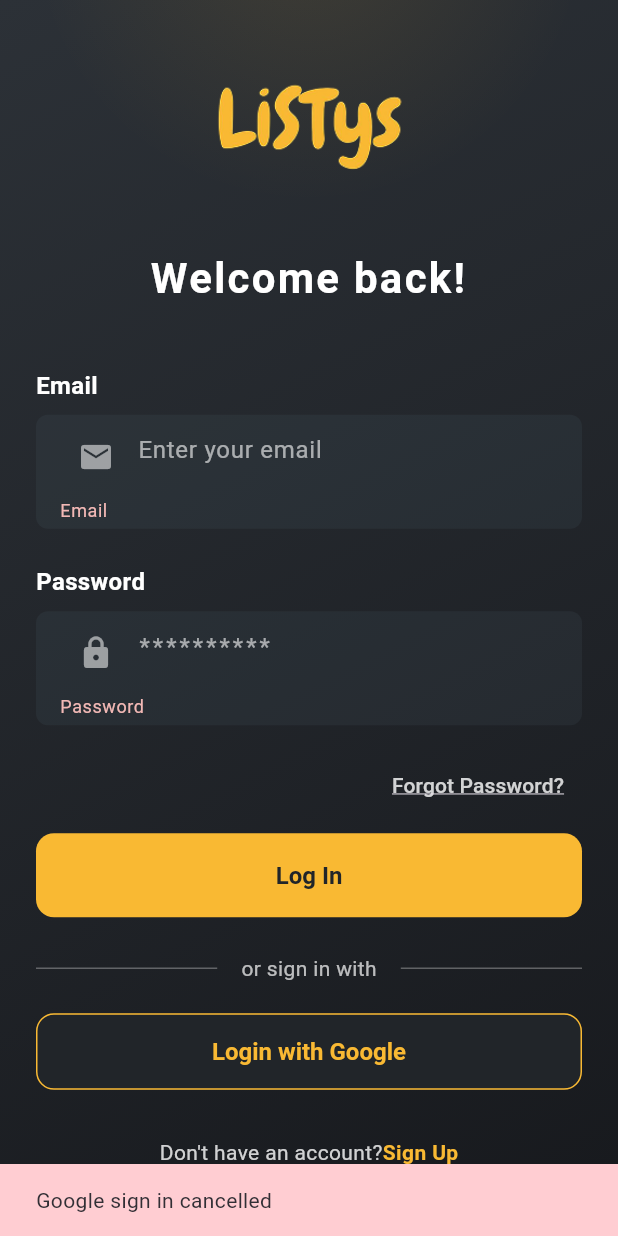
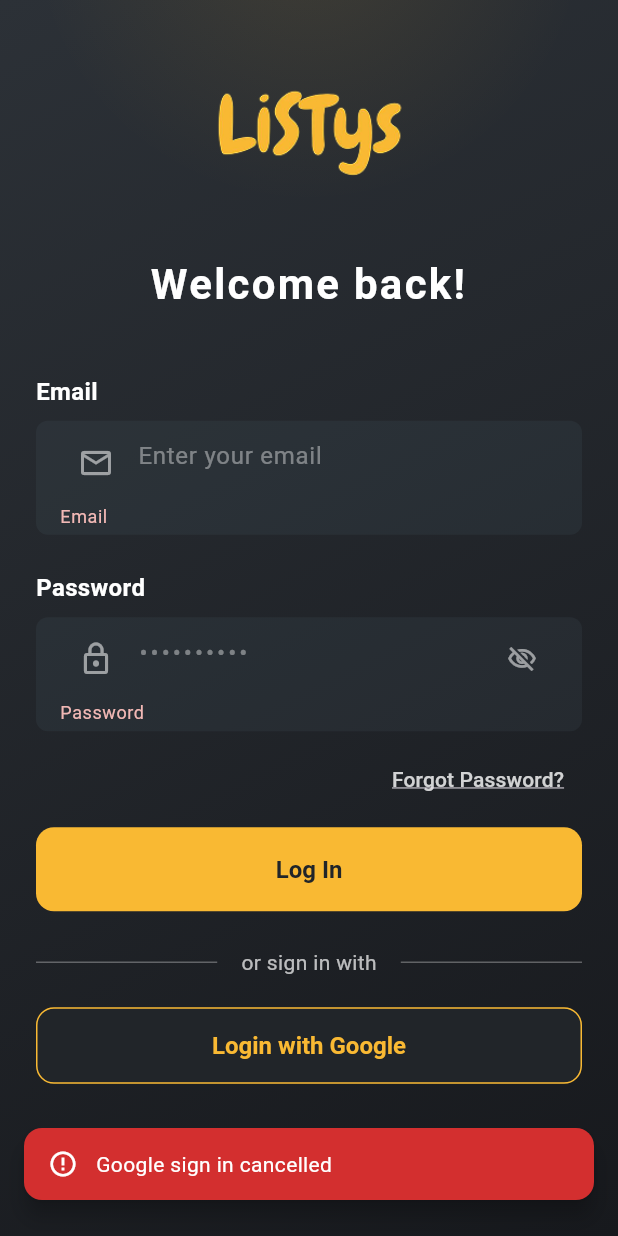
Before and after one commit to KholoudEltaib/Listys_App, a Flutter app: the LoginScreen screen opened by its route, after a tap on "Log In", after a tap on "Login with Google", on a phone screen of 412 x 824 dp. Run offline on Flutter 3.47's test engine with Material 3 defaults, Android fonts, the phone set to English and light mode, and no system bars; our stand-ins replace bloc, cached_network_image, dartz, dio, email_validator, equatable and 15 more; accounts and stored records are empty; network calls fail; Roboto replaces fonts that are missing (Instrument Sans).

Commit message:
fix 1.0.0(9) version issues

```diff
--- a/lib/core/network/dio_client.dart
+++ b/lib/core/network/dio_client.dart
@@ -1,4 +1,5 @@
 import 'package:dio/dio.dart';
+import 'package:listys_app/features/auth/presentation/bloc/auth_state.dart';
 import 'package:pretty_dio_logger/pretty_dio_logger.dart';
 import '../constants/api_endpoints.dart';
 import '../utils/storage_helper.dart';
@@ -89,7 +90,8 @@ class DioClient {
         final token = await StorageHelper.getToken();
         if (token != null && token.isNotEmpty) {
           options.headers['Authorization'] = 'Bearer $token';
-          print('   🔐 Token: ${token.substring(0, 20)}...');
+          // print('   🔐 Token: ${token.substring(0, 20)}...');
+          print('🔐 Token: ${token.length > 20 ? token.substring(0, 20) : token}');
         }
 
         // Get locale
@@ -123,6 +125,7 @@ class DioClient {
         print('   Status: ${error.response?.statusCode}');
         print('   Message: ${error.message}');
         print('================');
+
 
         if (error.response?.statusCode == 401) {
           await StorageHelper.clearCache();
--- a/lib/features/auth/data/datasources/auth_remote_datasource.dart
+++ b/lib/features/auth/data/datasources/auth_remote_datasource.dart
@@ -1,3 +1,4 @@
+import 'package:dartz/dartz.dart';
 import 'package:dio/dio.dart';
 import 'package:google_sign_in/google_sign_in.dart';
 import '../../../../core/errors/exceptions.dart';
@@ -40,10 +41,11 @@ class AuthRemoteDataSourceImpl implements AuthRemoteDataSource {
         data: {'email': email, 'password': password},
       );
 
+
       if (loginResponse.statusCode == null ||
           loginResponse.statusCode! < 200 ||
           loginResponse.statusCode! >= 300) {
-        final message = _extractMessage(loginResponse.data) ?? 'Login failed';
+        final message = _extractMessage('typedsd: ${loginResponse.data}') ?? 'Login failed';
         throw ServerException(message, statusCode: loginResponse.statusCode);
       }
 
@@ -85,6 +87,7 @@ class AuthRemoteDataSourceImpl implements AuthRemoteDataSource {
       return AuthResultModel(token: token, user: userModel);
 
     } on DioException catch (e) {
+      print('❌ Dio error: ${e.message}');
       if (e.error is ServerException) rethrow;
       if (e.response != null) {
         final message = _extractMessage(e.response?.data) ?? 'Login failed';
--- a/lib/features/home/presentation/screens/home_screen.dart
+++ b/lib/features/home/presentation/screens/home_screen.dart
@@ -8,7 +8,7 @@ import 'package:listys_app/features/home/presentation/cubit/home_state.dart';
 import 'package:listys_app/features/home/presentation/widgets/country_card.dart';
 import 'package:listys_app/features/home/presentation/widgets/header.dart';
 import 'package:listys_app/features/home/presentation/widgets/places_card.dart';
-import 'package:listys_app/features/home/presentation/widgets/places_filter.dart';
+// import 'package:listys_app/features/home/presentation/widgets/places_filter.dart';
 import 'package:listys_app/features/nearby_map/presentation/view/nearby_map_screen.dart';
 import 'package:listys_app/features/search/presentation/view/search_screen.dart';
 import 'package:listys_app/features/home/presentation/cubit/home_cubit.dart';
@@ -214,8 +214,8 @@ class _HomeScreenState extends State<HomeScreen> {
                     ),
                     const SizedBox(height: 16),
 
-                    PlacesFilter(categories: home.categories),
-                    const SizedBox(height: 20),
+                    // PlacesFilter(categories: home.categories),
+                    // const SizedBox(height: 20),
 
                     SizedBox(
                       height: 130,
--- a/lib/features/sining/forget_password_screens/forgotpassword_screen.dart
+++ b/lib/features/sining/forget_password_screens/forgotpassword_screen.dart
@@ -86,6 +86,11 @@ class _ForgetPasswordScreenState extends State<ForgetPasswordScreen> {
     final loc = AppLocalizations.of(context)!;
     return Scaffold(
       backgroundColor: Colors.transparent,
+      appBar: AppBar(
+        backgroundColor: Colors.transparent,
+        elevation: 0,
+        iconTheme: const IconThemeData(color: Colors.white),
+      ),
       body: Padding(
         padding: const EdgeInsets.all(24.0),
         child: Form(
--- a/lib/features/sining/login_screen.dart
+++ b/lib/features/sining/login_screen.dart
@@ -20,12 +20,22 @@ class _LoginScreenState extends State<LoginScreen> {
   final _formKey = GlobalKey<FormState>();
   final TextEditingController _emailController = TextEditingController();
   final TextEditingController _passwordController = TextEditingController();
+  bool _obscurePassword = true;
 
-  // Future<void> _loginWithInstagram() async {
-  //   context.read<AuthBloc>().add(LoginWithInstagramRequested());
-  // }
+  bool _hasAttemptedLogin = false;
 
-  Future<void> _loginWithEmail() async {
+  @override
+  void dispose() {
+    _emailController.dispose();
+    _passwordController.dispose();
+    super.dispose();
+  }
+
+  void _loginWithEmail() {
+    setState(() => _hasAttemptedLogin = true);
+
+    FocusScope.of(context).unfocus();
+
     if (!_formKey.currentState!.validate()) return;
 
     context.read<AuthBloc>().add(LoginWithEmailRequested(
@@ -34,23 +44,56 @@ class _LoginScreenState extends State<LoginScreen> {
         ));
   }
 
-  // Future<void> _loginWithGoogle() async {
-  //   context.read<AuthBloc>().add(LoginWithGoogleRequested(context: context));
-  // }
-
-  @override
-  void dispose() {
-    _emailController.dispose();
-    _passwordController.dispose();
-    super.dispose();
+  void _showError(BuildContext context, String message) {
+    ScaffoldMessenger.of(context).hideCurrentSnackBar();
+    ScaffoldMessenger.of(context).showSnackBar(
+      SnackBar(
+        content: Row(
+          children: [
+            const Icon(Icons.error_outline, color: Colors.white, size: 20),
+            const SizedBox(width: 12),
+            Expanded(
+              child: Text(
+                message,
+                style: const TextStyle(
+                  fontFamily: 'Instrument Sans',
+                  fontSize: 14,
+                  color: Colors.white,
+                ),
+              ),
+            ),
+          ],
+        ),
+        backgroundColor: const Color(0xFFD32F2F),
+        behavior: SnackBarBehavior.floating,
+        margin: const EdgeInsets.fromLTRB(16, 0, 16, 24),
+        shape: RoundedRectangleBorder(borderRadius: BorderRadius.circular(12)),
+        duration: const Duration(seconds: 4),
+      ),
+    );
   }
 
   @override
   Widget build(BuildContext context) {
     final loc = AppLocalizations.of(context)!;
+
     return Scaffold(
       backgroundColor: Colors.transparent,
-      body: Center(
+      body: BlocListener<AuthBloc, AuthState>(
+        listener: (context, state) {
+          if (state is AuthError) {
+            _showError(context, state.message);
+          } else if (state is AuthAuthenticated) {
+            // Only navigate on a genuine successful login —
+            // this is inside the listener so it only fires on state changes.
+            Navigator.pushNamedAndRemoveUntil(
+              context,
+              AppRoutes.mainScreen,
+              (route) => false,
+            );
+          }
+        },
+        child: Center(
           child: SingleChildScrollView(
             padding: const EdgeInsets.symmetric(horizontal: 24, vertical: 40),
             child: Column(
@@ -64,7 +107,7 @@ class _LoginScreenState extends State<LoginScreen> {
                 ),
                 const SizedBox(height: 40),
 
-              // Welcome Back Title
+                // Title
                 Text(
                   loc.welcomeBack,
                   style: const TextStyle(
@@ -78,51 +121,32 @@ class _LoginScreenState extends State<LoginScreen> {
                 ),
                 const SizedBox(height: 40),
 
-              BlocListener<AuthBloc, AuthState>(
-                listener: (context, state) {
-                  if (state is AuthError) {
-                    ScaffoldMessenger.of(context).showSnackBar(
-                      SnackBar(
-                        content: Text(state.message),
-                        backgroundColor: Colors.red.shade100,
-                        duration: const Duration(seconds: 4),
-                      ),
-                    );
-                  } else if (state is AuthAuthenticated) {
-                    // Navigate to Main Screen after successful login
-                    Navigator.pushNamedAndRemoveUntil(
-                    context,
-                    AppRoutes.mainScreen,
-                    (route) => false,
-                  );
-                  }
-                },
-                child: Form(
+                Form(
                   key: _formKey,
                   child: Column(
                     mainAxisSize: MainAxisSize.min,
                     crossAxisAlignment: CrossAxisAlignment.stretch,
                     children: [
-                      // Email Section
+                      // ── Email ───────────────────────────────────────────
                       _buildLabel(loc.email),
                       const SizedBox(height: 8),
                       _buildEmailField(loc),
                       const SizedBox(height: 24),
 
-                      // Password Section
+                      // ── Password ────────────────────────────────────────
                       _buildLabel(loc.password),
                       const SizedBox(height: 8),
                       _buildPasswordField(loc),
-                      const SizedBox(height: 16),
+                      const SizedBox(height: 8),
 
-                      // Forget Password
+                      // ── Forgot Password ─────────────────────────────────
                       Align(
                         alignment: Alignment.centerRight,
                         child: TextButton(
                           onPressed: () {
                             Navigator.of(context).push(
                               MaterialPageRoute(
-                                builder: (context) =>  const ForgetPasswordScreen(),
+                                builder: (_) => const ForgetPasswordScreen(),
                               ),
                             );
                           },
@@ -138,23 +162,21 @@ class _LoginScreenState extends State<LoginScreen> {
                         ),
                       ),
                       const SizedBox(height: 8),
-                      // Sign In Button
+
+                      // ── Sign In Button ──────────────────────────────────
                       BlocBuilder<AuthBloc, AuthState>(
                         builder: (context, state) {
+                          final isLoading = state is AuthLoading;
                           return SizedBox(
                             width: double.infinity,
                             height: 56,
-                            child: state is AuthLoading
-                                ? const Center(
-                                    child: CircularProgressIndicator(
-                                      color: Colors.white,
-                                    ),
-                                  )
-                                : ElevatedButton(
-                                    onPressed: _loginWithEmail,
+                            child: ElevatedButton(
+                              onPressed: isLoading ? null : _loginWithEmail,
                               style: ElevatedButton.styleFrom(
                                 backgroundColor: const Color(0xFFF9B933),
                                 foregroundColor: const Color(0xFF212529),
+                                disabledBackgroundColor:
+                                    const Color(0xFFF9B933).withOpacity(0.6),
                                 shape: RoundedRectangleBorder(
                                   borderRadius: BorderRadius.circular(12),
                                 ),
@@ -164,27 +186,34 @@ class _LoginScreenState extends State<LoginScreen> {
                                   fontSize: 16,
                                 ),
                                 elevation: 0,
-                                      padding: const EdgeInsets.symmetric(vertical: 16),
+                                padding:
+                                    const EdgeInsets.symmetric(vertical: 16),
                               ),
-                                    child: Text(loc.login),
+                              child: isLoading
+                                  ? const SizedBox(
+                                      width: 22,
+                                      height: 22,
+                                      child: CircularProgressIndicator(
+                                        strokeWidth: 2.5,
+                                        color: Color(0xFF212529),
+                                      ),
+                                    )
+                                  : Text(loc.login),
                             ),
                           );
                         },
                       ),
                       const SizedBox(height: 24),
 
-                      // Or sign with text
-
+                      // ── Divider ─────────────────────────────────────────
                       Row(
                         children: [
                           const Expanded(
-                          child: Divider(
-                            color: Colors.white30,
-                            thickness: 1,
-                          ),
+                            child: Divider(color: Colors.white30, thickness: 1),
                           ),
                           Padding(
-                          padding: const EdgeInsets.symmetric(horizontal: 16),
+                            padding:
+                                const EdgeInsets.symmetric(horizontal: 16),
                             child: Text(
                               loc.translate('orSignInWith'),
                               style: TextStyle(
@@ -195,23 +224,37 @@ class _LoginScreenState extends State<LoginScreen> {
                             ),
                           ),
                           const Expanded(
-                          child: Divider(
-                            color: Colors.white30,
-                            thickness: 1,
-                          ),
+                            child: Divider(color: Colors.white30, thickness: 1),
                           ),
                         ],
                       ),
                       const SizedBox(height: 20),
-                      ElevatedButton(
-                        onPressed: () {
-                          context.read<AuthBloc>().add(LoginWithGoogleRequested(context: context));
+
+                      // ── Google Button ───────────────────────────────────
+                      BlocBuilder<AuthBloc, AuthState>(
+                        builder: (context, state) {
+                          final isLoading = state is AuthLoading;
+                          return ElevatedButton(
+                            onPressed: isLoading
+                                ? null
+                                : () {
+                                    FocusScope.of(context).unfocus();
+                                    context.read<AuthBloc>().add(
+                                          LoginWithGoogleRequested(
+                                              context: context),
+                                        );
                                   },
                             style: ElevatedButton.styleFrom(
                               backgroundColor: const Color(0xFF212529),
                               foregroundColor: const Color(0xFFF9B933),
+                              disabledForegroundColor:
+                                  const Color(0xFFF9B933).withOpacity(0.4),
                               shape: RoundedRectangleBorder(
-                            side: const BorderSide(color: Color(0xFFF9B933)),
+                                side: BorderSide(
+                                  color: isLoading
+                                      ? const Color(0xFFF9B933).withOpacity(0.3)
+                                      : const Color(0xFFF9B933),
+                                ),
                                 borderRadius: BorderRadius.circular(12),
                               ),
                               textStyle: const TextStyle(
@@ -220,31 +263,20 @@ class _LoginScreenState extends State<LoginScreen> {
                                 fontSize: 16,
                               ),
                               elevation: 0,
-                          padding: const EdgeInsets.symmetric(vertical: 16),
+                              padding:
+                                  const EdgeInsets.symmetric(vertical: 16),
                             ),
                             child: Text(loc.login_with_google),
+                          );
+                        },
                       ),
-                      // // Social Buttons
-                      // Row(
-                      //   mainAxisAlignment: MainAxisAlignment.center,
-                      //   children: [
-                      //     _SocialIconButton(
-                      //       icon: Icons.g_mobiledata_rounded,
-                      //       onTap: () {
-                      //         context.read<AuthBloc>().add(LoginWithGoogleRequested(context: context));
-                      //       },
-                      //     ),
-                      //     const SizedBox(width: 24),
-                      //   ],
-                      // ),
                       const SizedBox(height: 32),
 
-                      // Don't have an account
+                      // ── Sign Up Link ────────────────────────────────────
                       Row(
                         mainAxisAlignment: MainAxisAlignment.center,
                         children: [
                           Text(
-                            // "Don't have an account ? ",
                             loc.dontHaveAccount,
                             style: TextStyle(
                               color: Colors.white.withOpacity(0.8),
@@ -252,11 +284,12 @@ class _LoginScreenState extends State<LoginScreen> {
                               fontSize: 14,
                             ),
                           ),
+                          const SizedBox(width: 6),
                           GestureDetector(
                             onTap: () {
                               Navigator.of(context).push(
                                 MaterialPageRoute(
-                                  builder: (context) => const RegisterScreen(),
+                                  builder: (_) => const RegisterScreen(),
                                 ),
                               );
                             },
@@ -275,8 +308,8 @@ class _LoginScreenState extends State<LoginScreen> {
                     ],
                   ),
                 ),
+              ],
             ),
-            ],
           ),
         ),
       ),
@@ -305,26 +338,30 @@ class _LoginScreenState extends State<LoginScreen> {
       child: TextFormField(
         controller: _emailController,
         keyboardType: TextInputType.emailAddress,
+        textInputAction: TextInputAction.next,
         style: const TextStyle(
           fontFamily: 'Instrument Sans',
           color: Colors.white,
           fontSize: 16,
         ),
         decoration: InputDecoration(
-          prefixIcon: const Icon(Icons.email, color: Colors.white54),
+          prefixIcon: const Icon(Icons.email_outlined, color: Colors.white54),
           border: InputBorder.none,
           hintText: loc.enter_your_email,
           hintStyle: TextStyle(
-            color: Colors.white.withOpacity(0.6),
+            color: Colors.white.withOpacity(0.4),
             fontFamily: 'Instrument Sans',
             fontSize: 16,
           ),
         ),
+        autovalidateMode: _hasAttemptedLogin
+            ? AutovalidateMode.onUserInteraction
+            : AutovalidateMode.disabled,
         validator: (value) {
-          if (value == null || value.isEmpty) {
-            return loc.email;
+          if (value == null || value.trim().isEmpty) {
+            return loc.email; // replace with a proper message if available
           }
-          if (!RegExp(r'^[^@\s]+@[^@\s]+\.[^@\s]+').hasMatch(value)) {
+          if (!RegExp(r'^[^@\s]+@[^@\s]+\.[^@\s]+').hasMatch(value.trim())) {
             return loc.email;
           }
           return null;
@@ -342,23 +379,39 @@ class _LoginScreenState extends State<LoginScreen> {
       padding: const EdgeInsets.symmetric(horizontal: 16, vertical: 4),
       child: TextFormField(
         controller: _passwordController,
-        obscureText: true,
+        obscureText: _obscurePassword,
+        textInputAction: TextInputAction.done,
+        onFieldSubmitted: (_) => _loginWithEmail(),
         style: const TextStyle(
           fontFamily: 'Instrument Sans',
           color: Colors.white,
           fontSize: 16,
         ),
         decoration: InputDecoration(
-          prefixIcon: const Icon(Icons.lock, color: Colors.white54),
+          prefixIcon: const Icon(Icons.lock_outline, color: Colors.white54),
+          suffixIcon: IconButton(
+            icon: Icon(
+              _obscurePassword
+                  ? Icons.visibility_off_outlined
+                  : Icons.visibility_outlined,
+              color: Colors.white54,
+              size: 20,
+            ),
+            onPressed: () =>
+                setState(() => _obscurePassword = !_obscurePassword),
+          ),
           border: InputBorder.none,
-          hintText: '**********',
+          hintText: '••••••••••',
           hintStyle: TextStyle(
-            color: Colors.white.withOpacity(0.6),
+            color: Colors.white.withOpacity(0.4),
             fontFamily: 'Instrument Sans',
             fontSize: 16,
             letterSpacing: 2,
           ),
         ),
+        autovalidateMode: _hasAttemptedLogin
+            ? AutovalidateMode.onUserInteraction
+            : AutovalidateMode.disabled,
         validator: (value) {
           if (value == null || value.isEmpty) {
             return loc.password;
@@ -369,64 +422,3 @@ class _LoginScreenState extends State<LoginScreen> {
     );
   }
 }
-
-class _SocialIconButton extends StatefulWidget {
-  final IconData icon;
-  final VoidCallback onTap;
-  const _SocialIconButton({
-    required this.icon,
-    required this.onTap,
-  });
-
-  @override
-  State<_SocialIconButton> createState() => _SocialIconButtonState();
-}
-
-class _SocialIconButtonState extends State<_SocialIconButton>
-    with SingleTickerProviderStateMixin {
-  late AnimationController _controller;
-  late Animation<double> _scaleAnim;
-
-  @override
-  void initState() {
-    super.initState();
-    _controller = AnimationController(
-      duration: const Duration(milliseconds: 120),
-      vsync: this,
-      lowerBound: 0.0,
-      upperBound: 1.0,
-    );
-
-    _scaleAnim = Tween<double>(begin: 1.0, end: 1.05).animate(
-      CurvedAnimation(parent: _controller, curve: Curves.easeInOut),
-    );
-  }
-
-  @override
-  void dispose() {
-    _controller.dispose();
-    super.dispose();
-  }
-
-  @override
-  Widget build(BuildContext context) {
-    return GestureDetector(
-      onTapDown: (_) => _controller.forward(),
-      onTapUp: (_) => _controller.reverse(),
-      onTapCancel: () => _controller.reverse(),
-      onTap: widget.onTap,
-      child: ScaleTransition(
-        scale: _scaleAnim,
-        child: Container(
-          width: 50,
-          height: 56,
-          decoration: BoxDecoration(
-            color: Colors.white.withOpacity(0.15),
-            shape: BoxShape.circle,
-          ),
-          child: Icon(widget.icon, color: Colors.white, size: 24),
-        ),
-      ),
-    );
-  }
-}
--- a/lib/features/sining/register_screen.dart
+++ b/lib/features/sining/register_screen.dart
@@ -46,6 +46,11 @@ class _RegisterScreenState extends State<RegisterScreen> {
     final loc = AppLocalizations.of(context)!;
     return Scaffold(
       backgroundColor: Colors.transparent,
+      appBar: AppBar(
+        backgroundColor: Colors.transparent,
+        elevation: 0,
+        iconTheme: const IconThemeData(color: Colors.white),
+      ),
       body: Center(
         child: SingleChildScrollView(
           padding: const EdgeInsets.symmetric(horizontal: 24, vertical: 32),
```
Also changed, not shown: lib/core/network/auth_interceptor.dart (+28 -6 lines), lib/features/auth/data/repositories/auth_repository_impl.dart (+51 -13 lines), lib/features/auth/presentation/bloc/auth_bloc.dart (+105 -80 lines), lib/features/splash/onboarding.dart (+15 -8 lines). Lines whose indentation alone changed are shown as unchanged.
